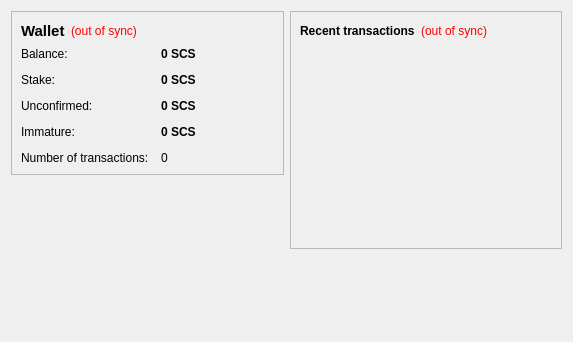
The window that src/qt/forms/overviewpage.ui (dragononcrypto/scashcpp) describes before a commit, drawn with Qt 5.
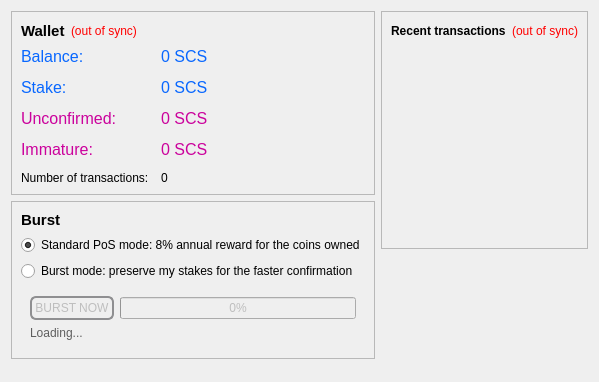
The same window after the commit.

Commit message: BURST and VAULT initials

```diff
--- a/src/qt/forms/overviewpage.ui
+++ b/src/qt/forms/overviewpage.ui
@@ -7,12 +7,18 @@
     <x>0</x>
     <y>0</y>
     <width>573</width>
-    <height>342</height>
+    <height>382</height>
    </rect>
   </property>
   <property name="windowTitle">
    <string>Form</string>
   </property>
+  <property name="autoFillBackground">
+   <bool>false</bool>
+  </property>
+  <property name="styleSheet">
+   <string notr="true"/>
+  </property>
   <layout class="QHBoxLayout" name="horizontalLayout" stretch="1,1">
    <item>
     <layout class="QVBoxLayout" name="verticalLayout_2">
@@ -22,7 +28,7 @@
         <enum>QFrame::StyledPanel</enum>
        </property>
        <property name="frameShadow">
-        <enum>QFrame::Raised</enum>
+        <enum>QFrame::Plain</enum>
        </property>
        <layout class="QVBoxLayout" name="verticalLayout_4">
         <item>
@@ -85,6 +91,14 @@
           </property>
           <item row="0" column="0">
            <widget class="QLabel" name="label">
+            <property name="font">
+             <font>
+              <pointsize>12</pointsize>
+             </font>
+            </property>
+            <property name="styleSheet">
+             <string notr="true">color: rgb(8, 103, 255)</string>
+            </property>
             <property name="text">
              <string>Balance:</string>
             </property>
@@ -94,8 +108,9 @@
            <widget class="QLabel" name="labelBalance">
             <property name="font">
              <font>
-              <weight>75</weight>
-              <bold>true</bold>
+              <pointsize>12</pointsize>
+              <weight>50</weight>
+              <bold>false</bold>
              </font>
             </property>
             <property name="cursor">
@@ -104,6 +119,9 @@
             <property name="toolTip">
              <string>Your current balance</string>
             </property>
+            <property name="styleSheet">
+             <string notr="true">color: rgb(8, 103, 255)</string>
+            </property>
             <property name="text">
              <string notr="true">0 SCS</string>
             </property>
@@ -114,6 +132,14 @@
           </item>
           <item row="1" column="0">
            <widget class="QLabel" name="label_6">
+            <property name="font">
+             <font>
+              <pointsize>12</pointsize>
+             </font>
+            </property>
+            <property name="styleSheet">
+             <string notr="true">color: rgb(8, 103, 255)</string>
+            </property>
             <property name="text">
              <string>Stake:</string>
             </property>
@@ -123,8 +149,9 @@
            <widget class="QLabel" name="labelStake">
             <property name="font">
              <font>
-              <weight>75</weight>
-              <bold>true</bold>
+              <pointsize>12</pointsize>
+              <weight>50</weight>
+              <bold>false</bold>
              </font>
             </property>
             <property name="cursor">
@@ -133,6 +160,9 @@
             <property name="toolTip">
              <string>Total of coins that was staked, and do not yet count toward the current balance</string>
             </property>
+            <property name="styleSheet">
+             <string notr="true">color: rgb(8, 103, 255)</string>
+            </property>
             <property name="text">
              <string notr="true">0 SCS</string>
             </property>
@@ -143,6 +173,14 @@
           </item>
           <item row="2" column="0">
            <widget class="QLabel" name="label_3">
+            <property name="font">
+             <font>
+              <pointsize>12</pointsize>
+             </font>
+            </property>
+            <property name="styleSheet">
+             <string notr="true">color: rgb(203, 2, 156)</string>
+            </property>
             <property name="text">
              <string>Unconfirmed:</string>
             </property>
@@ -152,8 +190,9 @@
            <widget class="QLabel" name="labelUnconfirmed">
             <property name="font">
              <font>
-              <weight>75</weight>
-              <bold>true</bold>
+              <pointsize>12</pointsize>
+              <weight>50</weight>
+              <bold>false</bold>
              </font>
             </property>
             <property name="cursor">
@@ -162,6 +201,9 @@
             <property name="toolTip">
              <string>Total of transactions that have yet to be confirmed, and do not yet count toward the current balance</string>
             </property>
+            <property name="styleSheet">
+             <string notr="true">color: rgb(203, 2, 156)</string>
+            </property>
             <property name="text">
              <string notr="true">0 SCS</string>
             </property>
@@ -172,6 +214,14 @@
           </item>
           <item row="3" column="0">
            <widget class="QLabel" name="labelImmatureText">
+            <property name="font">
+             <font>
+              <pointsize>12</pointsize>
+             </font>
+            </property>
+            <property name="styleSheet">
+             <string notr="true">color: rgb(203, 2, 156)</string>
+            </property>
             <property name="text">
              <string>Immature:</string>
             </property>
@@ -181,13 +231,17 @@
            <widget class="QLabel" name="labelImmature">
             <property name="font">
              <font>
-              <weight>75</weight>
-              <bold>true</bold>
+              <pointsize>12</pointsize>
+              <weight>50</weight>
+              <bold>false</bold>
              </font>
             </property>
             <property name="toolTip">
              <string>Mined balance that has not yet matured</string>
             </property>
+            <property name="styleSheet">
+             <string notr="true">color: rgb(203, 2, 156)</string>
+            </property>
             <property name="text">
              <string notr="true">0 SCS</string>
             </property>
@@ -218,11 +272,139 @@
        </layout>
       </widget>
      </item>
+     <item>
+      <widget class="QFrame" name="frame_3">
+       <property name="frameShape">
+        <enum>QFrame::StyledPanel</enum>
+       </property>
+       <property name="frameShadow">
+        <enum>QFrame::Plain</enum>
+       </property>
+       <layout class="QVBoxLayout" name="verticalLayout_6">
+        <item>
+         <layout class="QVBoxLayout" name="verticalLayout_5">
+          <item>
+           <widget class="QLabel" name="label_7">
+            <property name="font">
+             <font>
+              <pointsize>11</pointsize>
+              <weight>75</weight>
+              <bold>true</bold>
+             </font>
+            </property>
+            <property name="text">
+             <string>Burst</string>
+            </property>
+           </widget>
+          </item>
+          <item>
+           <widget class="QRadioButton" name="radioPoS">
+            <property name="toolTip">
+             <string>Receive PoS stakes regular way</string>
+            </property>
+            <property name="text">
+             <string>Standard PoS mode: 8% annual reward for the coins owned</string>
+            </property>
+            <property name="checked">
+             <bool>true</bool>
+            </property>
+           </widget>
+          </item>
+          <item>
+           <widget class="QRadioButton" name="radioBurst">
+            <property name="toolTip">
+             <string>Collected stakes will be published by pressing BURST button to accelerate transactions over the network.</string>
+            </property>
+            <property name="text">
+             <string>Burst mode: preserve my stakes for the faster confirmation</string>
+            </property>
+           </widget>
+          </item>
+          <item>
+           <widget class="QFrame" name="frame_4">
+            <property name="sizePolicy">
+             <sizepolicy hsizetype="Preferred" vsizetype="Minimum">
+              <horstretch>0</horstretch>
+              <verstretch>0</verstretch>
+             </sizepolicy>
+            </property>
+            <property name="styleSheet">
+             <string notr="true"/>
+            </property>
+            <property name="frameShape">
+             <enum>QFrame::NoFrame</enum>
+            </property>
+            <property name="frameShadow">
+             <enum>QFrame::Plain</enum>
+            </property>
+            <layout class="QVBoxLayout" name="verticalLayout_8">
+             <property name="sizeConstraint">
+              <enum>QLayout::SetDefaultConstraint</enum>
+             </property>
+             <item>
+              <layout class="QHBoxLayout" name="horizontalLayout_3">
+               <property name="bottomMargin">
+                <number>0</number>
+               </property>
+               <item>
+                <widget class="QPushButton" name="buttonBurstNow">
+                 <property name="enabled">
+                  <bool>false</bool>
+                 </property>
+                 <property name="toolTip">
+                  <string>Make confirmations faster!</string>
+                 </property>
+                 <property name="styleSheet">
+                  <string notr="true">border: 2px solid #8f8f91;
+min-width: 80px;
+min-height: 20px;
+border-radius: 6px;
+background-color: qlineargradient(x1: 0, y1: 0, x2: 0, y2: 1,
+                                      stop: 0 #f6f7fa, stop: 1 #dadbde);</string>
+                 </property>
+                 <property name="text">
+                  <string>BURST NOW</string>
+                 </property>
+                </widget>
+               </item>
+               <item>
+                <widget class="QProgressBar" name="progressBarBurst">
+                 <property name="enabled">
+                  <bool>false</bool>
+                 </property>
+                 <property name="value">
+                  <number>0</number>
+                 </property>
+                </widget>
+               </item>
+              </layout>
+             </item>
+             <item>
+              <widget class="QLabel" name="labelBurstState">
+               <property name="styleSheet">
+                <string notr="true">color: rgb(94, 94, 94)</string>
+               </property>
+               <property name="text">
+                <string>Loading...</string>
+               </property>
+              </widget>
+             </item>
+            </layout>
+           </widget>
+          </item>
+         </layout>
+        </item>
+       </layout>
+      </widget>
+     </item>
      <item>
       <spacer name="verticalSpacer">
        <property name="orientation">
         <enum>Qt::Vertical</enum>
        </property>
+       <property name="sizeType">
+        <enum>QSizePolicy::Maximum</enum>
+       </property>
        <property name="sizeHint" stdset="0">
         <size>
          <width>20</width>
@@ -241,7 +423,7 @@
         <enum>QFrame::StyledPanel</enum>
        </property>
        <property name="frameShadow">
-        <enum>QFrame::Raised</enum>
+        <enum>QFrame::Plain</enum>
        </property>
        <layout class="QVBoxLayout" name="verticalLayout">
         <item>
```
Left out of the diff: 4 changed lines with no effect on the pictures. The commit also changes 21 other files.
